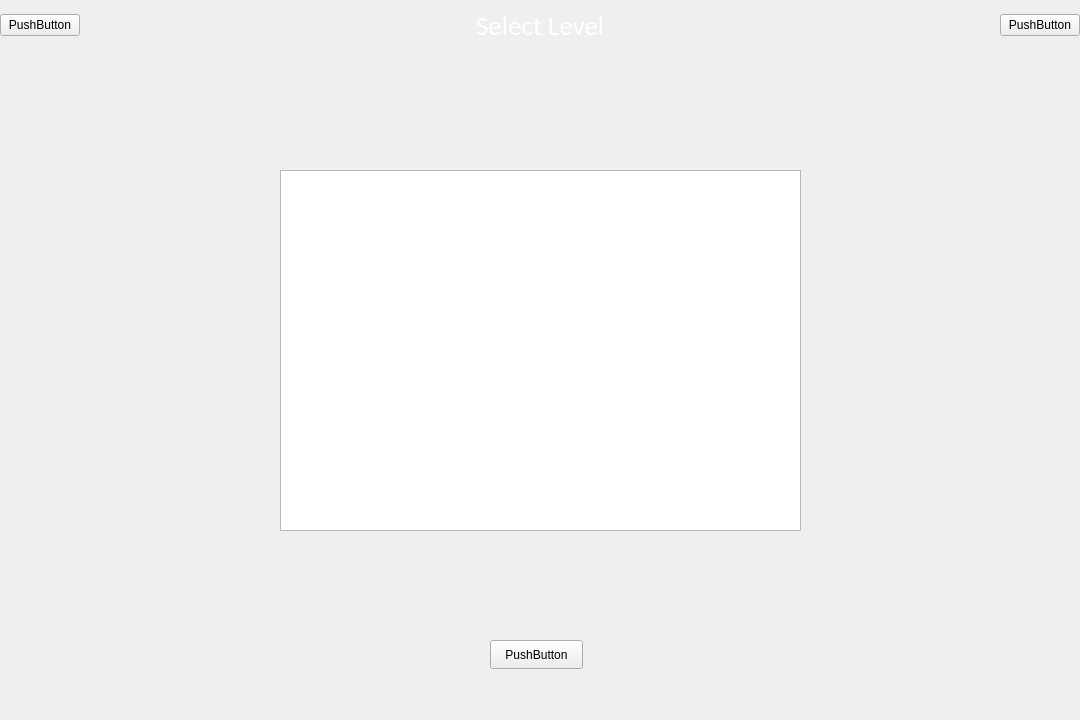
C715543139/CarrotFantasy, file Window/SelectWidget.ui: the form before one commit.
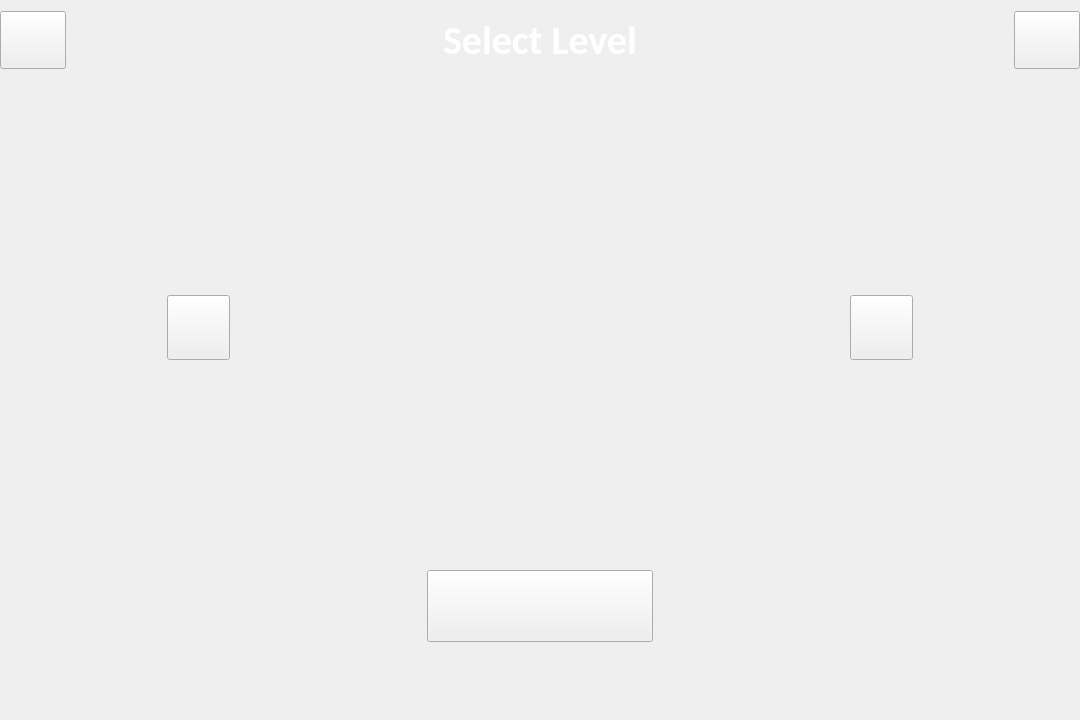
The form after the commit. Custom widgets are drawn as their Qt base class.

Patch:
```diff
--- a/Window/SelectWidget.ui
+++ b/Window/SelectWidget.ui
@@ -37,7 +37,7 @@
      <x>0</x>
      <y>0</y>
      <width>1080</width>
-     <height>51</height>
+     <height>80</height>
     </rect>
    </property>
    <property name="sizePolicy">
@@ -49,8 +49,26 @@
    <layout class="QHBoxLayout" name="horizontalLayout">
     <item>
      <widget class="QPushButton" name="backBtn">
+      <property name="sizePolicy">
+       <sizepolicy hsizetype="Fixed" vsizetype="Fixed">
+        <horstretch>0</horstretch>
+        <verstretch>0</verstretch>
+       </sizepolicy>
+      </property>
+      <property name="minimumSize">
+       <size>
+        <width>66</width>
+        <height>58</height>
+       </size>
+      </property>
+      <property name="maximumSize">
+       <size>
+        <width>66</width>
+        <height>58</height>
+       </size>
+      </property>
       <property name="text">
-       <string>PushButton</string>
+       <string/>
       </property>
      </widget>
     </item>
@@ -72,7 +90,8 @@
       <property name="font">
        <font>
         <family>Calibri</family>
-        <pointsize>20</pointsize>
+        <pointsize>30</pointsize>
+        <bold>true</bold>
        </font>
       </property>
       <property name="styleSheet">
@@ -98,34 +117,48 @@
     </item>
     <item>
      <widget class="QPushButton" name="helpBtn">
+      <property name="sizePolicy">
+       <sizepolicy hsizetype="Fixed" vsizetype="Fixed">
+        <horstretch>0</horstretch>
+        <verstretch>0</verstretch>
+       </sizepolicy>
+      </property>
+      <property name="minimumSize">
+       <size>
+        <width>66</width>
+        <height>58</height>
+       </size>
+      </property>
+      <property name="maximumSize">
+       <size>
+        <width>66</width>
+        <height>58</height>
+       </size>
+      </property>
       <property name="text">
-       <string>PushButton</string>
+       <string/>
       </property>
      </widget>
     </item>
    </layout>
   </widget>
-  <widget class="QGraphicsView" name="mapImg">
-   <property name="geometry">
-    <rect>
-     <x>280</x>
-     <y>170</y>
-     <width>521</width>
-     <height>361</height>
-    </rect>
-   </property>
-  </widget>
   <widget class="QPushButton" name="playBtn">
    <property name="geometry">
     <rect>
-     <x>490</x>
-     <y>640</y>
-     <width>93</width>
-     <height>29</height>
+     <x>427</x>
+     <y>570</y>
+     <width>226</width>
+     <height>72</height>
     </rect>
    </property>
+   <property name="sizePolicy">
+    <sizepolicy hsizetype="Fixed" vsizetype="Fixed">
+     <horstretch>0</horstretch>
+     <verstretch>0</verstretch>
+    </sizepolicy>
+   </property>
    <property name="text">
-    <string>PushButton</string>
+    <string/>
    </property>
   </widget>
   <widget class="QLabel" name="background">
@@ -162,11 +195,73 @@
     <string/>
    </property>
   </widget>
+  <widget class="QPushButton" name="leftBtn">
+   <property name="geometry">
+    <rect>
+     <x>167</x>
+     <y>295</y>
+     <width>63</width>
+     <height>65</height>
+    </rect>
+   </property>
+   <property name="sizePolicy">
+    <sizepolicy hsizetype="Fixed" vsizetype="Fixed">
+     <horstretch>0</horstretch>
+     <verstretch>0</verstretch>
+    </sizepolicy>
+   </property>
+   <property name="text">
+    <string/>
+   </property>
+  </widget>
+  <widget class="QPushButton" name="rightBtn">
+   <property name="geometry">
+    <rect>
+     <x>850</x>
+     <y>295</y>
+     <width>63</width>
+     <height>65</height>
+    </rect>
+   </property>
+   <property name="sizePolicy">
+    <sizepolicy hsizetype="Fixed" vsizetype="Fixed">
+     <horstretch>0</horstretch>
+     <verstretch>0</verstretch>
+    </sizepolicy>
+   </property>
+   <property name="text">
+    <string/>
+   </property>
+  </widget>
+  <widget class="Slideshow" name="mapImg" native="true">
+   <property name="geometry">
+    <rect>
+     <x>287</x>
+     <y>160</y>
+     <width>506</width>
+     <height>334</height>
+    </rect>
+   </property>
+   <property name="sizePolicy">
+    <sizepolicy hsizetype="Fixed" vsizetype="Fixed">
+     <horstretch>0</horstretch>
+     <verstretch>0</verstretch>
+    </sizepolicy>
+   </property>
+  </widget>
   <zorder>background</zorder>
   <zorder>menuBar</zorder>
   <zorder>mapImg</zorder>
   <zorder>playBtn</zorder>
  </widget>
+ <customwidgets>
+  <customwidget>
+   <class>Slideshow</class>
+   <extends>QWidget</extends>
+   <header>E:\QtCodes\CarrotFantasy\Window\SelectWidget.h</header>
+   <container>1</container>
+  </customwidget>
+ </customwidgets>
  <resources/>
  <connections/>
 </ui>
```
Left out of the diff: 4 changed lines with no effect on the pictures.
